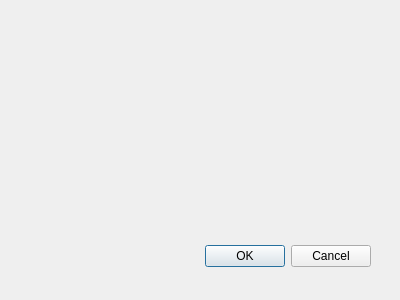
Before: the Qt Designer form ConsistencyCheck/check_network/consistency_check_dialog_base.ui in phtan/sm-tools, drawn with Qt 5.
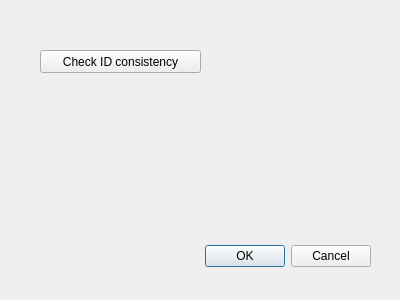
After: the same form once the commit is applied.

What changed in the file:
```diff
--- a/ConsistencyCheck/check_network/consistency_check_dialog_base.ui
+++ b/ConsistencyCheck/check_network/consistency_check_dialog_base.ui
@@ -28,6 +28,19 @@
     <set>QDialogButtonBox::Cancel|QDialogButtonBox::Ok</set>
    </property>
   </widget>
+  <widget class="QPushButton" name="pushButton">
+   <property name="geometry">
+    <rect>
+     <x>40</x>
+     <y>50</y>
+     <width>161</width>
+     <height>23</height>
+    </rect>
+   </property>
+   <property name="text">
+    <string>Check ID consistency</string>
+   </property>
+  </widget>
  </widget>
  <resources/>
  <connections>
```
Left out of the diff: 41 changed lines with no effect on the pictures.
